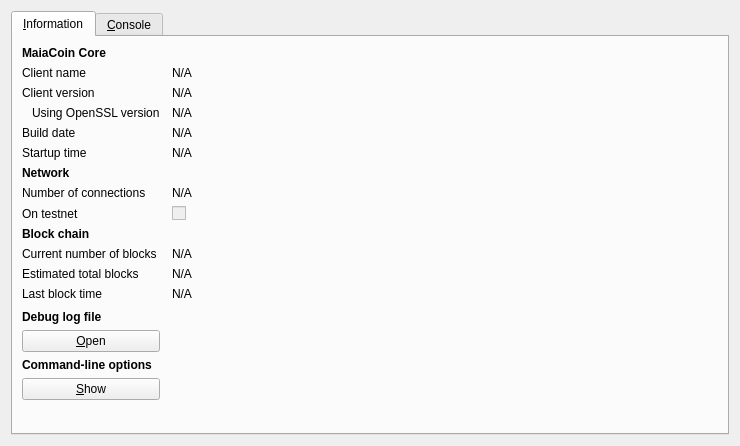
This is src/qt/forms/rpcconsole.ui in mammix2/MaiaCoin as Qt 5 draws it before an edit. The edited form follows.
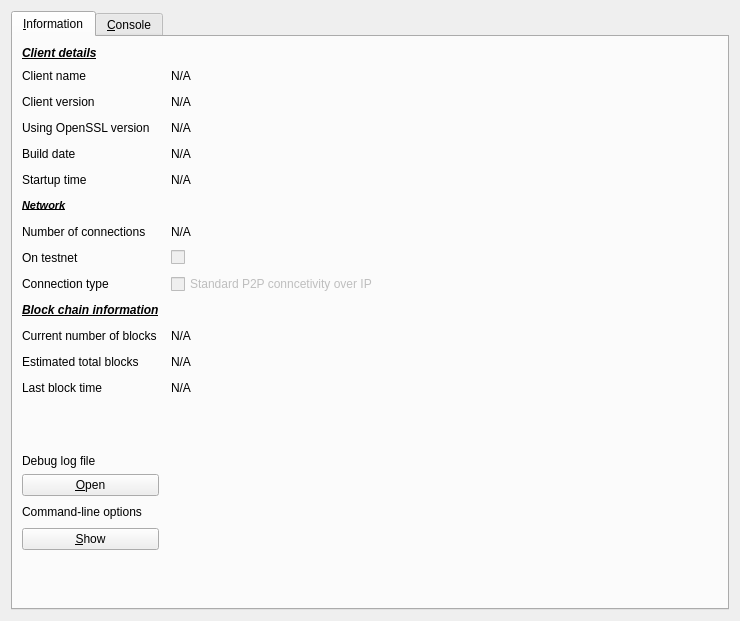
This is the edited form. Icons and pictures are not drawn.

Diff of the .ui file:
```diff
--- a/src/qt/forms/rpcconsole.ui
+++ b/src/qt/forms/rpcconsole.ui
@@ -7,7 +7,7 @@
     <x>0</x>
     <y>0</y>
     <width>740</width>
-    <height>446</height>
+    <height>621</height>
    </rect>
   </property>
   <property name="windowTitle">
@@ -16,9 +16,6 @@
   <layout class="QVBoxLayout" name="verticalLayout_2">
    <item>
     <widget class="QTabWidget" name="tabWidget">
-     <property name="styleSheet">
-      <string notr="true"/>
-     </property>
      <property name="currentIndex">
       <number>0</number>
      </property>
@@ -26,32 +23,282 @@
       <attribute name="title">
        <string>&amp;Information</string>
       </attribute>
-      <layout class="QGridLayout" name="gridLayout" columnstretch="0,1">
+      <layout class="QGridLayout" name="gridLayout" columnstretch="0,0,0,0,0">
        <property name="horizontalSpacing">
         <number>12</number>
        </property>
-       <item row="0" column="0">
-        <widget class="QLabel" name="label_9">
+       <item row="17" column="0">
+        <widget class="QLabel" name="labelCLOptions">
          <property name="font">
           <font>
-           <weight>75</weight>
-           <bold>true</bold>
+           <weight>50</weight>
+           <bold>false</bold>
           </font>
          </property>
          <property name="text">
-          <string>MaiaCoin Core</string>
+          <string>Command-line options</string>
          </property>
         </widget>
        </item>
-       <item row="1" column="0">
-        <widget class="QLabel" name="label_5">
+       <item row="18" column="0">
+        <widget class="QPushButton" name="showCLOptionsButton">
+         <property name="toolTip">
+          <string>Show the BoostCoin-Qt help message to get a list with possible BoostCoin command-line options.</string>
+         </property>
          <property name="text">
-          <string>Client name</string>
+          <string>&amp;Show</string>
          </property>
+         <property name="autoDefault">
+          <bool>false</bool>
+         </property>
         </widget>
        </item>
-       <item row="1" column="1">
-        <widget class="QLabel" name="clientName">
+       <item row="16" column="4" rowspan="3">
+        <widget class="QLabel" name="label_15">
+         <property name="text">
+          <string/>
+         </property>
+         <property name="pixmap">
+          <pixmap resource="../bitcoin.qrc">:/images/Small_logo</pixmap>
+         </property>
+         <property name="scaledContents">
+          <bool>false</bool>
+         </property>
+        </widget>
+       </item>
+       <item row="2" column="4" rowspan="2">
+        <widget class="QLabel" name="labelTorLogo">
+         <property name="enabled">
+          <bool>false</bool>
+         </property>
+         <property name="text">
+          <string/>
+         </property>
+         <property name="pixmap">
+          <pixmap resource="../bitcoin.qrc">:/images/tor_logo</pixmap>
+         </property>
+         <property name="scaledContents">
+          <bool>true</bool>
+         </property>
+        </widget>
+       </item>
+       <item row="4" column="0">
+        <widget class="QLabel" name="label_12">
+         <property name="text">
+          <string>Build date</string>
+         </property>
+        </widget>
+       </item>
+       <item row="1" column="3">
+        <spacer name="horizontalSpacer_2">
+         <property name="orientation">
+          <enum>Qt::Horizontal</enum>
+         </property>
+         <property name="sizeHint" stdset="0">
+          <size>
+           <width>40</width>
+           <height>20</height>
+          </size>
+         </property>
+        </spacer>
+       </item>
+       <item row="3" column="3">
+        <spacer name="horizontalSpacer_4">
+         <property name="orientation">
+          <enum>Qt::Horizontal</enum>
+         </property>
+         <property name="sizeHint" stdset="0">
+          <size>
+           <width>40</width>
+           <height>20</height>
+          </size>
+         </property>
+        </spacer>
+       </item>
+       <item row="2" column="3">
+        <spacer name="horizontalSpacer_3">
+         <property name="orientation">
+          <enum>Qt::Horizontal</enum>
+         </property>
+         <property name="sizeHint" stdset="0">
+          <size>
+           <width>40</width>
+           <height>20</height>
+          </size>
+         </property>
+        </spacer>
+       </item>
+       <item row="16" column="0">
+        <widget class="QPushButton" name="openDebugLogfileButton">
+         <property name="toolTip">
+          <string>Open the BoostCoin debug log file from the current data directory. This can take a few seconds for large log files.</string>
+         </property>
+         <property name="text">
+          <string>&amp;Open</string>
+         </property>
+         <property name="autoDefault">
+          <bool>false</bool>
+         </property>
+        </widget>
+       </item>
+       <item row="15" column="0">
+        <widget class="QLabel" name="labelDebugLogfile">
+         <property name="font">
+          <font>
+           <weight>50</weight>
+           <bold>false</bold>
+          </font>
+         </property>
+         <property name="text">
+          <string>Debug log file</string>
+         </property>
+        </widget>
+       </item>
+       <item row="14" column="0">
+        <spacer name="verticalSpacer_2">
+         <property name="orientation">
+          <enum>Qt::Vertical</enum>
+         </property>
+         <property name="sizeHint" stdset="0">
+          <size>
+           <width>20</width>
+           <height>20</height>
+          </size>
+         </property>
+        </spacer>
+       </item>
+       <item row="19" column="0">
+        <spacer name="verticalSpacer">
+         <property name="orientation">
+          <enum>Qt::Vertical</enum>
+         </property>
+         <property name="sizeHint" stdset="0">
+          <size>
+           <width>20</width>
+           <height>40</height>
+          </size>
+         </property>
+        </spacer>
+       </item>
+       <item row="10" column="3">
+        <spacer name="horizontalSpacer_9">
+         <property name="orientation">
+          <enum>Qt::Horizontal</enum>
+         </property>
+         <property name="sizeHint" stdset="0">
+          <size>
+           <width>40</width>
+           <height>20</height>
+          </size>
+         </property>
+        </spacer>
+       </item>
+       <item row="8" column="3">
+        <spacer name="horizontalSpacer_8">
+         <property name="orientation">
+          <enum>Qt::Horizontal</enum>
+         </property>
+         <property name="sizeHint" stdset="0">
+          <size>
+           <width>40</width>
+           <height>20</height>
+          </size>
+         </property>
+        </spacer>
+       </item>
+       <item row="11" column="3">
+        <spacer name="horizontalSpacer_10">
+         <property name="orientation">
+          <enum>Qt::Horizontal</enum>
+         </property>
+         <property name="sizeHint" stdset="0">
+          <size>
+           <width>40</width>
+           <height>20</height>
+          </size>
+         </property>
+        </spacer>
+       </item>
+       <item row="7" column="3">
+        <spacer name="horizontalSpacer_7">
+         <property name="orientation">
+          <enum>Qt::Horizontal</enum>
+         </property>
+         <property name="sizeHint" stdset="0">
+          <size>
+           <width>40</width>
+           <height>20</height>
+          </size>
+         </property>
+        </spacer>
+       </item>
+       <item row="17" column="3">
+        <spacer name="horizontalSpacer_14">
+         <property name="orientation">
+          <enum>Qt::Horizontal</enum>
+         </property>
+         <property name="sizeHint" stdset="0">
+          <size>
+           <width>40</width>
+           <height>20</height>
+          </size>
+         </property>
+        </spacer>
+       </item>
+       <item row="16" column="3">
+        <spacer name="horizontalSpacer_13">
+         <property name="orientation">
+          <enum>Qt::Horizontal</enum>
+         </property>
+         <property name="sizeHint" stdset="0">
+          <size>
+           <width>40</width>
+           <height>20</height>
+          </size>
+         </property>
+        </spacer>
+       </item>
+       <item row="13" column="3">
+        <spacer name="horizontalSpacer_12">
+         <property name="orientation">
+          <enum>Qt::Horizontal</enum>
+         </property>
+         <property name="sizeHint" stdset="0">
+          <size>
+           <width>40</width>
+           <height>20</height>
+          </size>
+         </property>
+        </spacer>
+       </item>
+       <item row="12" column="3">
+        <spacer name="horizontalSpacer_11">
+         <property name="orientation">
+          <enum>Qt::Horizontal</enum>
+         </property>
+         <property name="sizeHint" stdset="0">
+          <size>
+           <width>40</width>
+           <height>20</height>
+          </size>
+         </property>
+        </spacer>
+       </item>
+       <item row="18" column="3">
+        <spacer name="horizontalSpacer_15">
+         <property name="orientation">
+          <enum>Qt::Horizontal</enum>
+         </property>
+         <property name="sizeHint" stdset="0">
+          <size>
+           <width>40</width>
+           <height>20</height>
+          </size>
+         </property>
+        </spacer>
+       </item>
+       <item row="13" column="2">
+        <widget class="QLabel" name="lastBlockTime">
          <property name="cursor">
           <cursorShape>IBeamCursor</cursorShape>
          </property>
@@ -66,15 +313,48 @@
          </property>
         </widget>
        </item>
-       <item row="2" column="0">
-        <widget class="QLabel" name="label_6">
+       <item row="5" column="3">
+        <spacer name="horizontalSpacer_5">
+         <property name="orientation">
+          <enum>Qt::Horizontal</enum>
+         </property>
+         <property name="sizeHint" stdset="0">
+          <size>
+           <width>40</width>
+           <height>20</height>
+          </size>
+         </property>
+        </spacer>
+       </item>
+       <item row="6" column="0">
+        <widget class="QLabel" name="label_11">
+         <property name="font">
+          <font>
+           <pointsize>8</pointsize>
+           <weight>50</weight>
+           <bold>false</bold>
+          </font>
+         </property>
          <property name="text">
-          <string>Client version</string>
+          <string>&lt;html&gt;&lt;head/&gt;&lt;body&gt;&lt;p&gt;&lt;span style=&quot; font-weight:600; font-style:italic; text-decoration: underline;&quot;&gt;Network&lt;/span&gt;&lt;/p&gt;&lt;/body&gt;&lt;/html&gt;</string>
          </property>
         </widget>
        </item>
-       <item row="2" column="1">
-        <widget class="QLabel" name="clientVersion">
+       <item row="6" column="3">
+        <spacer name="horizontalSpacer_6">
+         <property name="orientation">
+          <enum>Qt::Horizontal</enum>
+         </property>
+         <property name="sizeHint" stdset="0">
+          <size>
+           <width>40</width>
+           <height>20</height>
+          </size>
+         </property>
+        </spacer>
+       </item>
+       <item row="5" column="2">
+        <widget class="QLabel" name="startupTime">
          <property name="cursor">
           <cursorShape>IBeamCursor</cursorShape>
          </property>
@@ -89,52 +369,37 @@
          </property>
         </widget>
        </item>
+       <item row="9" column="0">
+        <widget class="QLabel" name="label_18">
+         <property name="text">
+          <string>Connection type</string>
+         </property>
+        </widget>
+       </item>
+       <item row="9" column="2">
+        <widget class="QCheckBox" name="isTorProxy">
+         <property name="enabled">
+          <bool>false</bool>
+         </property>
+         <property name="text">
+          <string>Standard P2P conncetivity over IP</string>
+         </property>
+        </widget>
+       </item>
        <item row="3" column="0">
         <widget class="QLabel" name="label_14">
          <property name="text">
           <string>Using OpenSSL version</string>
          </property>
          <property name="indent">
-          <number>10</number>
+          <number>0</number>
          </property>
         </widget>
        </item>
-       <item row="3" column="1">
-        <widget class="QLabel" name="openSSLVersion">
-         <property name="cursor">
-          <cursorShape>IBeamCursor</cursorShape>
-         </property>
+       <item row="1" column="0">
+        <widget class="QLabel" name="label_5">
          <property name="text">
-          <string>N/A</string>
-         </property>
-         <property name="textFormat">
-          <enum>Qt::PlainText</enum>
-         </property>
-         <property name="textInteractionFlags">
-          <set>Qt::LinksAccessibleByMouse|Qt::TextSelectableByKeyboard|Qt::TextSelectableByMouse</set>
-         </property>
-        </widget>
-       </item>
-       <item row="4" column="0">
-        <widget class="QLabel" name="label_12">
-         <property name="text">
-          <string>Build date</string>
-         </property>
-        </widget>
-       </item>
-       <item row="4" column="1">
-        <widget class="QLabel" name="buildDate">
-         <property name="cursor">
-          <cursorShape>IBeamCursor</cursorShape>
-         </property>
-         <property name="text">
-          <string>N/A</string>
-         </property>
-         <property name="textFormat">
-          <enum>Qt::PlainText</enum>
-         </property>
-         <property name="textInteractionFlags">
-          <set>Qt::LinksAccessibleByMouse|Qt::TextSelectableByKeyboard|Qt::TextSelectableByMouse</set>
+          <string>Client name</string>
          </property>
         </widget>
        </item>
@@ -145,96 +410,34 @@
          </property>
         </widget>
        </item>
-       <item row="5" column="1">
-        <widget class="QLabel" name="startupTime">
-         <property name="cursor">
-          <cursorShape>IBeamCursor</cursorShape>
-         </property>
+       <item row="13" column="0">
+        <widget class="QLabel" name="label_2">
          <property name="text">
-          <string>N/A</string>
-         </property>
-         <property name="textFormat">
-          <enum>Qt::PlainText</enum>
-         </property>
-         <property name="textInteractionFlags">
-          <set>Qt::LinksAccessibleByMouse|Qt::TextSelectableByKeyboard|Qt::TextSelectableByMouse</set>
-         </property>
-        </widget>
-       </item>
-       <item row="6" column="0">
-        <widget class="QLabel" name="label_11">
-         <property name="font">
-          <font>
-           <weight>75</weight>
-           <bold>true</bold>
-          </font>
-         </property>
-         <property name="text">
-          <string>Network</string>
-         </property>
-        </widget>
-       </item>
-       <item row="7" column="0">
-        <widget class="QLabel" name="label_7">
-         <property name="text">
-          <string>Number of connections</string>
-         </property>
-        </widget>
-       </item>
-       <item row="7" column="1">
-        <widget class="QLabel" name="numberOfConnections">
-         <property name="cursor">
-          <cursorShape>IBeamCursor</cursorShape>
-         </property>
-         <property name="text">
-          <string>N/A</string>
-         </property>
-         <property name="textFormat">
-          <enum>Qt::PlainText</enum>
-         </property>
-         <property name="textInteractionFlags">
-          <set>Qt::LinksAccessibleByMouse|Qt::TextSelectableByKeyboard|Qt::TextSelectableByMouse</set>
-         </property>
-        </widget>
-       </item>
-       <item row="8" column="0">
-        <widget class="QLabel" name="label_8">
-         <property name="text">
-          <string>On testnet</string>
-         </property>
-        </widget>
-       </item>
-       <item row="8" column="1">
-        <widget class="QCheckBox" name="isTestNet">
-         <property name="enabled">
-          <bool>false</bool>
-         </property>
-         <property name="text">
-          <string/>
-         </property>
-        </widget>
-       </item>
-       <item row="9" column="0">
-        <widget class="QLabel" name="label_10">
-         <property name="font">
-          <font>
-           <weight>75</weight>
-           <bold>true</bold>
-          </font>
-         </property>
-         <property name="text">
-          <string>Block chain</string>
+          <string>Last block time</string>
          </property>
         </widget>
        </item>
        <item row="10" column="0">
+        <widget class="QLabel" name="label_10">
+         <property name="font">
+          <font>
+           <weight>50</weight>
+           <bold>false</bold>
+          </font>
+         </property>
+         <property name="text">
+          <string>&lt;html&gt;&lt;head/&gt;&lt;body&gt;&lt;p&gt;&lt;span style=&quot; font-weight:600; font-style:italic; text-decoration: underline;&quot;&gt;Block chain information&lt;/span&gt;&lt;/p&gt;&lt;/body&gt;&lt;/html&gt;</string>
+         </property>
+        </widget>
+       </item>
+       <item row="11" column="0">
         <widget class="QLabel" name="label_3">
          <property name="text">
           <string>Current number of blocks</string>
          </property>
         </widget>
        </item>
-       <item row="10" column="1">
+       <item row="11" column="2">
         <widget class="QLabel" name="numberOfBlocks">
          <property name="cursor">
           <cursorShape>IBeamCursor</cursorShape>
@@ -250,14 +453,7 @@
          </property>
         </widget>
        </item>
-       <item row="11" column="0">
-        <widget class="QLabel" name="label_4">
-         <property name="text">
-          <string>Estimated total blocks</string>
-         </property>
-        </widget>
-       </item>
-       <item row="11" column="1">
+       <item row="12" column="2">
         <widget class="QLabel" name="totalBlocks">
          <property name="cursor">
           <cursorShape>IBeamCursor</cursorShape>
@@ -273,15 +469,110 @@
          </property>
         </widget>
        </item>
+       <item row="8" column="2">
+        <widget class="QCheckBox" name="isTestNet">
+         <property name="enabled">
+          <bool>false</bool>
+         </property>
+         <property name="minimumSize">
+          <size>
+           <width>338</width>
+           <height>0</height>
+          </size>
+         </property>
+         <property name="text">
+          <string/>
+         </property>
+        </widget>
+       </item>
+       <item row="7" column="2">
+        <widget class="QLabel" name="numberOfConnections">
+         <property name="cursor">
+          <cursorShape>IBeamCursor</cursorShape>
+         </property>
+         <property name="text">
+          <string>N/A</string>
+         </property>
+         <property name="textFormat">
+          <enum>Qt::PlainText</enum>
+         </property>
+         <property name="textInteractionFlags">
+          <set>Qt::LinksAccessibleByMouse|Qt::TextSelectableByKeyboard|Qt::TextSelectableByMouse</set>
+         </property>
+        </widget>
+       </item>
+       <item row="7" column="0">
+        <widget class="QLabel" name="label_7">
+         <property name="text">
+          <string>Number of connections</string>
+         </property>
+        </widget>
+       </item>
+       <item row="3" column="2">
+        <widget class="QLabel" name="openSSLVersion">
+         <property name="cursor">
+          <cursorShape>IBeamCursor</cursorShape>
+         </property>
+         <property name="text">
+          <string>N/A</string>
+         </property>
+         <property name="textFormat">
+          <enum>Qt::PlainText</enum>
+         </property>
+         <property name="textInteractionFlags">
+          <set>Qt::LinksAccessibleByMouse|Qt::TextSelectableByKeyboard|Qt::TextSelectableByMouse</set>
+         </property>
+        </widget>
+       </item>
+       <item row="4" column="3">
+        <spacer name="horizontalSpacer">
+         <property name="orientation">
+          <enum>Qt::Horizontal</enum>
+         </property>
+         <property name="sizeHint" stdset="0">
+          <size>
+           <width>40</width>
+           <height>20</height>
+          </size>
+         </property>
+        </spacer>
+       </item>
+       <item row="0" column="0">
+        <widget class="QLabel" name="label_9">
+         <property name="font">
+          <font>
+           <weight>50</weight>
+           <bold>false</bold>
+          </font>
+         </property>
+         <property name="text">
+          <string>&lt;html&gt;&lt;head/&gt;&lt;body&gt;&lt;p&gt;&lt;span style=&quot; font-weight:600; font-style:italic; text-decoration: underline;&quot;&gt;Client details&lt;/span&gt;&lt;/p&gt;&lt;/body&gt;&lt;/html&gt;</string>
+         </property>
+        </widget>
+       </item>
        <item row="12" column="0">
-        <widget class="QLabel" name="label_2">
+        <widget class="QLabel" name="label_4">
          <property name="text">
-          <string>Last block time</string>
+          <string>Estimated total blocks</string>
          </property>
         </widget>
        </item>
-       <item row="12" column="1">
-        <widget class="QLabel" name="lastBlockTime">
+       <item row="2" column="0">
+        <widget class="QLabel" name="label_6">
+         <property name="text">
+          <string>Client version</string>
+         </property>
+        </widget>
+       </item>
+       <item row="8" column="0">
+        <widget class="QLabel" name="label_8">
+         <property name="text">
+          <string>On testnet</string>
+         </property>
+        </widget>
+       </item>
+       <item row="4" column="2">
+        <widget class="QLabel" name="buildDate">
          <property name="cursor">
           <cursorShape>IBeamCursor</cursorShape>
          </property>
@@ -296,84 +587,51 @@
          </property>
         </widget>
        </item>
-       <item row="13" column="0">
-        <spacer name="verticalSpacer_2">
+       <item row="1" column="2">
+        <widget class="QLabel" name="clientName">
+         <property name="cursor">
+          <cursorShape>IBeamCursor</cursorShape>
+         </property>
+         <property name="text">
+          <string>N/A</string>
+         </property>
+         <property name="textFormat">
+          <enum>Qt::PlainText</enum>
+         </property>
+         <property name="textInteractionFlags">
+          <set>Qt::LinksAccessibleByMouse|Qt::TextSelectableByKeyboard|Qt::TextSelectableByMouse</set>
+         </property>
+        </widget>
+       </item>
+       <item row="2" column="2">
+        <widget class="QLabel" name="clientVersion">
+         <property name="cursor">
+          <cursorShape>IBeamCursor</cursorShape>
+         </property>
+         <property name="text">
+          <string>N/A</string>
+         </property>
+         <property name="textFormat">
+          <enum>Qt::PlainText</enum>
+         </property>
+         <property name="textInteractionFlags">
+          <set>Qt::LinksAccessibleByMouse|Qt::TextSelectableByKeyboard|Qt::TextSelectableByMouse</set>
+         </property>
+        </widget>
+       </item>
+       <item row="9" column="3">
+        <spacer name="horizontalSpacer_16">
          <property name="orientation">
-          <enum>Qt::Vertical</enum>
+          <enum>Qt::Horizontal</enum>
          </property>
          <property name="sizeHint" stdset="0">
           <size>
-           <width>20</width>
+           <width>40</width>
            <height>20</height>
           </size>
          </property>
         </spacer>
        </item>
-       <item row="14" column="0">
-        <widget class="QLabel" name="labelDebugLogfile">
-         <property name="font">
-          <font>
-           <weight>75</weight>
-           <bold>true</bold>
-          </font>
-         </property>
-         <property name="text">
-          <string>Debug log file</string>
-         </property>
-        </widget>
-       </item>
-       <item row="15" column="0">
-        <widget class="QPushButton" name="openDebugLogfileButton">
-         <property name="toolTip">
-          <string>Open the MaiaCoin debug log file from the current data directory. This can take a few seconds for large log files.</string>
-         </property>
-         <property name="text">
-          <string>&amp;Open</string>
-         </property>
-         <property name="autoDefault">
-          <bool>false</bool>
-         </property>
-        </widget>
-       </item>
-       <item row="16" column="0">
-        <widget class="QLabel" name="labelCLOptions">
-         <property name="font">
-          <font>
-           <weight>75</weight>
-           <bold>true</bold>
-          </font>
-         </property>
-         <property name="text">
-          <string>Command-line options</string>
-         </property>
-        </widget>
-       </item>
-       <item row="17" column="0">
-        <widget class="QPushButton" name="showCLOptionsButton">
-         <property name="toolTip">
-          <string>Show the MaiaCoin-Qt help message to get a list with possible MaiaCoin command-line options.</string>
-         </property>
-         <property name="text">
-          <string>&amp;Show</string>
-         </property>
-         <property name="autoDefault">
-          <bool>false</bool>
-         </property>
-        </widget>
-       </item>
-       <item row="18" column="0">
-        <spacer name="verticalSpacer">
-         <property name="orientation">
-          <enum>Qt::Vertical</enum>
-         </property>
-         <property name="sizeHint" stdset="0">
-          <size>
-           <width>20</width>
-           <height>40</height>
-          </size>
-         </property>
-        </spacer>
-       </item>
       </layout>
      </widget>
      <widget class="QWidget" name="tab_console">
```
Left out of the diff: 2 changed lines with no effect on the pictures.
